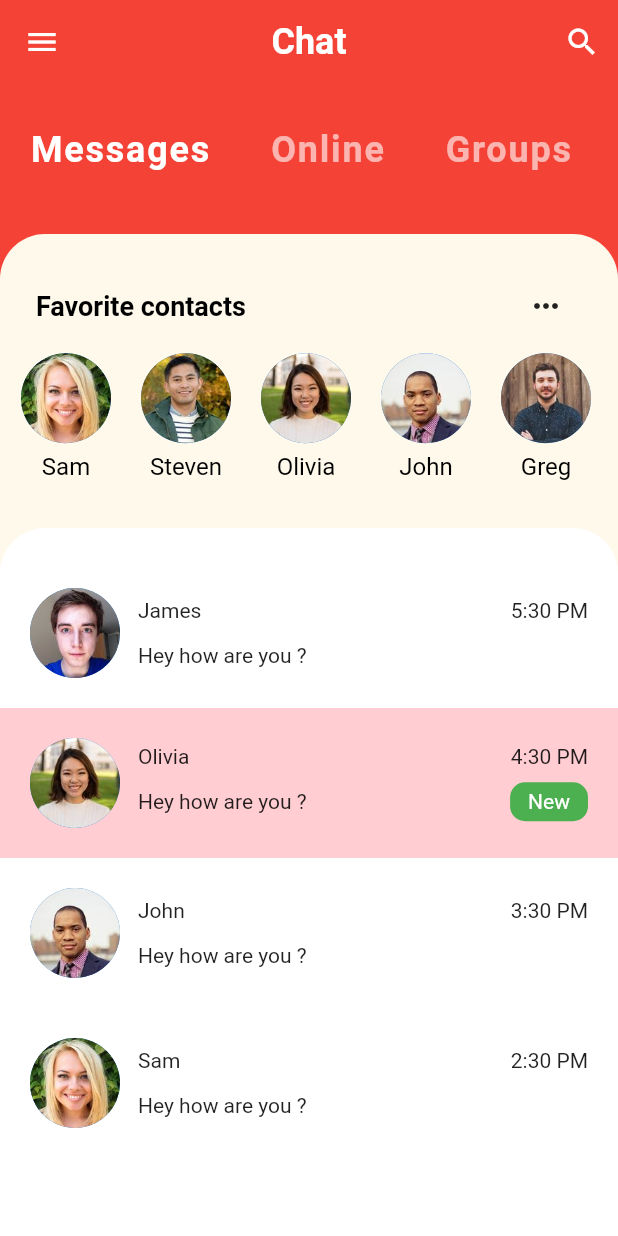
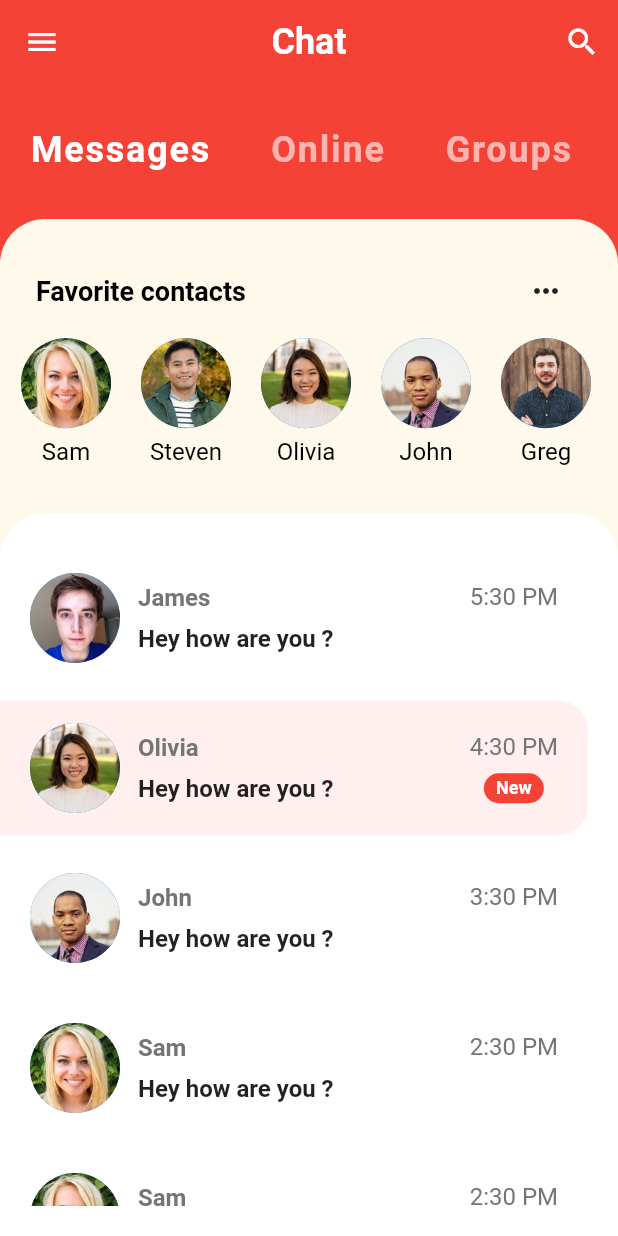
Before and after one commit to ahmedmohamedeid98/chat_ui_flutter, a Flutter app: the screen it shows after launch, on a phone screen of 412 x 824 dp. Run offline on Flutter 3.47's test engine with Material 2 defaults, Android fonts, the phone set to English and light mode, and no system bars.

Commit message:
rebuild message container

```diff
--- a/lib/models/message.dart
+++ b/lib/models/message.dart
@@ -85,6 +85,20 @@ List<Message> chats = [
     isLiked: false,
     unread: false,
   ),
+  Message(
+    sender: sam,
+    time: "2:30 PM",
+    text: "Hey how are you ?",
+    isLiked: false,
+    unread: false,
+  ),
+  Message(
+    sender: sam,
+    time: "2:30 PM",
+    text: "Hey how are you ?",
+    isLiked: false,
+    unread: false,
+  ),
 ];
 
 List<Message> messages = [
--- a/lib/widgets/category_selector.dart
+++ b/lib/widgets/category_selector.dart
@@ -17,7 +17,7 @@ class _CategorySelectorState extends State<CategorySelector> {
     ];
 
     return Container(
-      height: 100.0,
+      height: 90.0,
       color: Theme.of(context).primaryColor,
       child: ListView.builder(
         scrollDirection: Axis.horizontal,
--- a/lib/widgets/messages_container.dart
+++ b/lib/widgets/messages_container.dart
@@ -36,87 +36,90 @@ class _MessageCard extends StatelessWidget {
   @override
   Widget build(BuildContext context) {
     return Container(
-      padding: const EdgeInsets.symmetric(horizontal: 20.0, vertical: 20.0),
-      color: message.unread ? Colors.red.shade100 : Colors.transparent,
+      margin: const EdgeInsets.only(top: 5.0, bottom: 5.0, right: 20.0),
+      padding: const EdgeInsets.symmetric(horizontal: 20.0, vertical: 10.0),
+      decoration: BoxDecoration(
+        borderRadius: BorderRadius.only(
+          topRight: Radius.circular(20.0),
+          bottomRight: Radius.circular(20.0),
+        ),
+        color: message.unread ? Color(0xFFFFEFEE) : Colors.transparent,
+      ),
       child: Row(
+        mainAxisAlignment: MainAxisAlignment.spaceBetween,
         children: [
-          CircleAvatar(
-            radius: 30,
-            backgroundImage: AssetImage(message.sender.imageUrl),
-          ),
-          const SizedBox(width: 12),
-          Expanded(
-            child: Container(
-              child: Column(
-                mainAxisAlignment: MainAxisAlignment.spaceAround,
+          Row(
+            mainAxisAlignment: MainAxisAlignment.center,
+            children: [
+              CircleAvatar(
+                radius: 30,
+                backgroundImage: AssetImage(message.sender.imageUrl),
+              ),
+              const SizedBox(width: 12),
+              Column(
+                mainAxisAlignment: MainAxisAlignment.center,
+                crossAxisAlignment: CrossAxisAlignment.start,
                 children: [
-                  Row(
-                    mainAxisAlignment: MainAxisAlignment.spaceBetween,
-                    //crossAxisAlignment: CrossAxisAlignment.start,
-                    children: [
-                      Text(message.sender.name),
-                      Text(message.time),
-                    ],
+                  Text(
+                    message.sender.name,
+                    style: TextStyle(
+                        fontSize: 16.0,
+                        fontWeight: FontWeight.w600,
+                        color: Colors.grey.shade600),
                   ),
-                  Row(
-                    mainAxisAlignment: MainAxisAlignment.spaceBetween,
-                    //crossAxisAlignment: CrossAxisAlignment.center,
-                    children: [
-                      Flexible(
-                        child: Text(
-                          message.text,
-                          overflow: TextOverflow.ellipsis,
-                        ),
-                      ),
-                      const SizedBox(
-                        width: 10.0,
-                      ),
-                      message.unread
-                          ? Container(
-                              decoration: BoxDecoration(
-                                  color: Colors.green,
-                                  borderRadius: BorderRadius.circular(10)),
-                              child: Padding(
-                                padding: const EdgeInsets.symmetric(
-                                    horizontal: 12, vertical: 5),
-                                child: Text(
-                                  'New',
-                                  style: TextStyle(color: Colors.white),
-                                ),
-                              ),
-                            )
-                          : SizedBox.shrink(),
-                    ],
-                  ),
+                  const SizedBox(height: 8.0),
+                  _flexibleText(),
                 ],
               ),
-            ),
+            ],
           ),
-          /*
-          Row(
-            mainAxisAlignment: MainAxisAlignment.spaceBetween,
-            //crossAxisAlignment: CrossAxisAlignment.center,
+          Column(
+            mainAxisAlignment: MainAxisAlignment.center,
+            crossAxisAlignment: CrossAxisAlignment.center,
             children: [
-              Flexible(
-                child: Text(
-                  message.text,
-                  overflow: TextOverflow.ellipsis,
+              Text(
+                message.time,
+                style: TextStyle(
+                  fontSize: 16.0,
+                  color: Colors.grey.shade600,
                 ),
               ),
-              Container(
-                height: 20,
-                width: 30,
-                decoration:
-                    BoxDecoration(borderRadius: BorderRadius.circular(10)),
-                child: Text(
-                  'New',
-                  style: TextStyle(color: Colors.white),
-                ),
-              )
+              const SizedBox(height: 8.0),
+              message.unread ? _newText(context) : SizedBox(height: 20),
             ],
-          ),*/
+          ),
         ],
       ),
     );
   }
+
+  Flexible _flexibleText() {
+    return Flexible(
+      child: Text(
+        message.text,
+        style: TextStyle(fontSize: 16.0, fontWeight: FontWeight.bold),
+        overflow: TextOverflow.ellipsis,
+      ),
+    );
+  }
+
+  Container _newText(BuildContext context) {
+    return Container(
+      height: 20,
+      width: 40,
+      decoration: BoxDecoration(
+        color: Theme.of(context).primaryColor,
+        borderRadius: BorderRadius.circular(10.0),
+      ),
+      alignment: Alignment.center,
+      child: Text(
+        'New',
+        style: TextStyle(
+          color: Colors.white,
+          fontSize: 12.0,
+          fontWeight: FontWeight.bold,
+        ),
+      ),
+    );
+  }
 }
```
